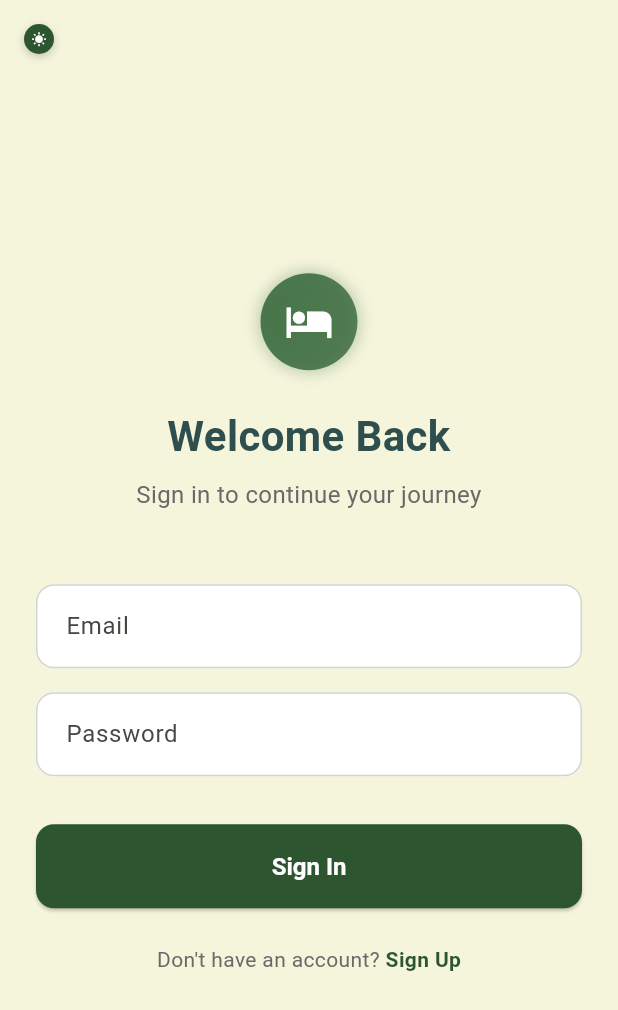
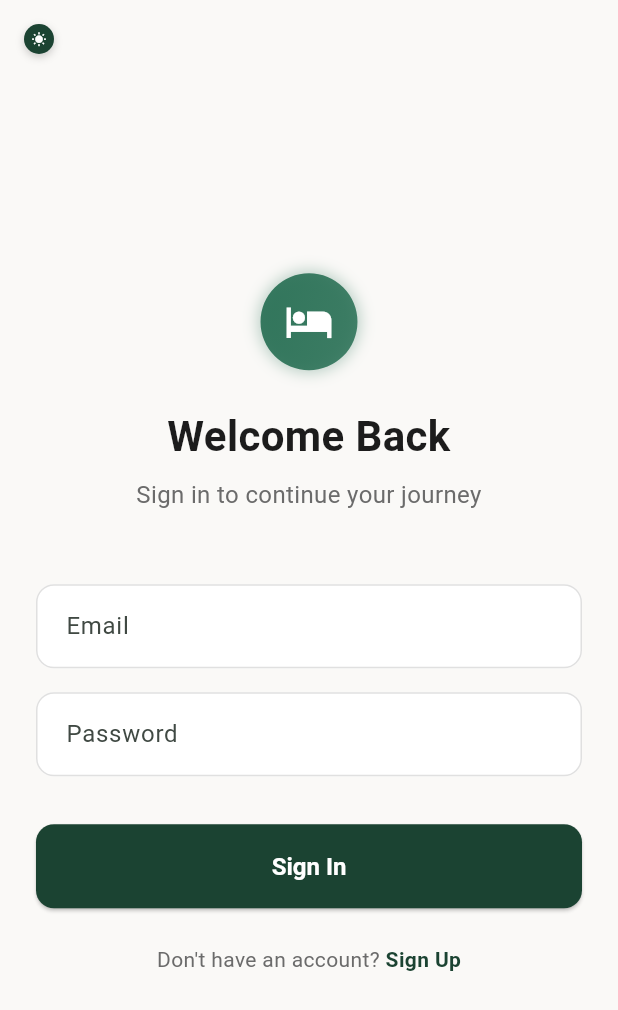
Before and after one commit to MohammedJafferAli/BMG_DemoApp, a Flutter app: the screen it shows after launch, on a phone screen of 412 x 824 dp. Shown: the top 1010 px of the screen. Run offline on Flutter 3.47's test engine with Material 3 defaults, Android fonts, the light colour scheme and no system bars; our stand-ins replace dio, equatable, flutter_bloc, flutter_rating_bar, get_it, hive_flutter and 1 more; missing offline and left inert: mailer; accounts and stored records are empty.

Commit message:
Update BMG with Almaris Hotel inspired color palette - Deep Forest Green, Elegant Gold, Cream

```diff
--- a/lib/core/theme/app_colors.dart
+++ b/lib/core/theme/app_colors.dart
@@ -1,48 +1,48 @@
 import 'package:flutter/material.dart';
 
 class AppColors {
-  // Primary Colors - Eagle Nest Inspired
-  static const Color primary = Color(0xFF2C5530); // Forest Green
-  static const Color primaryLight = Color(0xFF4A7C59);
-  static const Color primaryDark = Color(0xFF1E3A21);
+  // Primary Colors - Almaris Hotel Inspired
+  static const Color primary = Color(0xFF1B4332); // Deep Forest Green
+  static const Color primaryLight = Color(0xFF2D5A47);
+  static const Color primaryDark = Color(0xFF0F2A1D);
 
-  // Secondary Colors - Earth Tones
-  static const Color secondary = Color(0xFF8B4513); // Saddle Brown
-  static const Color secondaryLight = Color(0xFFA0522D);
-  static const Color secondaryDark = Color(0xFF654321);
+  // Secondary Colors - Luxury Gold
+  static const Color secondary = Color(0xFFD4AF37); // Elegant Gold
+  static const Color secondaryLight = Color(0xFFE6C757);
+  static const Color secondaryDark = Color(0xFFB8941F);
 
-  // Accent Colors - Natural Highlights
-  static const Color accent = Color(0xFFDAA520); // Goldenrod
-  static const Color accentLight = Color(0xFFFFD700);
-  static const Color accentDark = Color(0xFFB8860B);
+  // Accent Colors - Warm Cream
+  static const Color accent = Color(0xFFF5E6D3); // Cream
+  static const Color accentLight = Color(0xFFF8F0E3);
+  static const Color accentDark = Color(0xFFE8D5B7);
 
-  // Background Colors - Natural Whites
-  static const Color background = Color(0xFFF5F5DC); // Beige
+  // Background Colors - Sophisticated Neutrals
+  static const Color background = Color(0xFFFAF9F7); // Off White
   static const Color surface = Color(0xFFFFFFFF);
-  static const Color surfaceVariant = Color(0xFFD2B48C); // Tan
+  static const Color surfaceVariant = Color(0xFFF0EDE8); // Warm Gray
 
-  // Text Colors - Natural Darks
-  static const Color textPrimary = Color(0xFF2F4F4F); // Dark Slate Gray
-  static const Color textSecondary = Color(0xFF696969); // Dim Gray
-  static const Color textTertiary = Color(0xFF808080);
-  static const Color textLight = Color(0xFF696969);
+  // Text Colors - Professional
+  static const Color textPrimary = Color(0xFF1C1C1C); // Charcoal
+  static const Color textSecondary = Color(0xFF6B6B6B); // Medium Gray
+  static const Color textTertiary = Color(0xFF9B9B9B);
+  static const Color textLight = Color(0xFF6B6B6B);
 
-  // Status Colors - Nature Inspired
-  static const Color success = Color(0xFF228B22); // Forest Green
-  static const Color error = Color(0xFFB22222); // Fire Brick
-  static const Color warning = Color(0xFFFF8C00); // Dark Orange
-  static const Color info = Color(0xFF4682B4); // Steel Blue
+  // Status Colors - Hotel Standards
+  static const Color success = Color(0xFF2E7D32); // Success Green
+  static const Color error = Color(0xFFD32F2F); // Error Red
+  static const Color warning = Color(0xFFED6C02); // Warning Orange
+  static const Color info = Color(0xFF0288D1); // Info Blue
 
   // Border and Divider
-  static const Color border = Color(0xFFD3D3D3);
-  static const Color divider = Color(0xFFA9A9A9);
+  static const Color border = Color(0xFFE0E0E0);
+  static const Color divider = Color(0xFFBDBDBD);
 
   // Shadow
   static const Color shadow = Color(0x1A000000);
 
-  // Dark Theme Colors - Night Forest
-  static const Color darkBackground = Color(0xFF1C1C1C);
-  static const Color darkSurface = Color(0xFF2C2C2C);
+  // Dark Theme Colors - Evening Elegance
+  static const Color darkBackground = Color(0xFF121212);
+  static const Color darkSurface = Color(0xFF1E1E1E);
   static const Color darkTextPrimary = Color(0xFFFFFFFF);
   static const Color darkTextSecondary = Color(0xFFB0B0B0);
 
```
